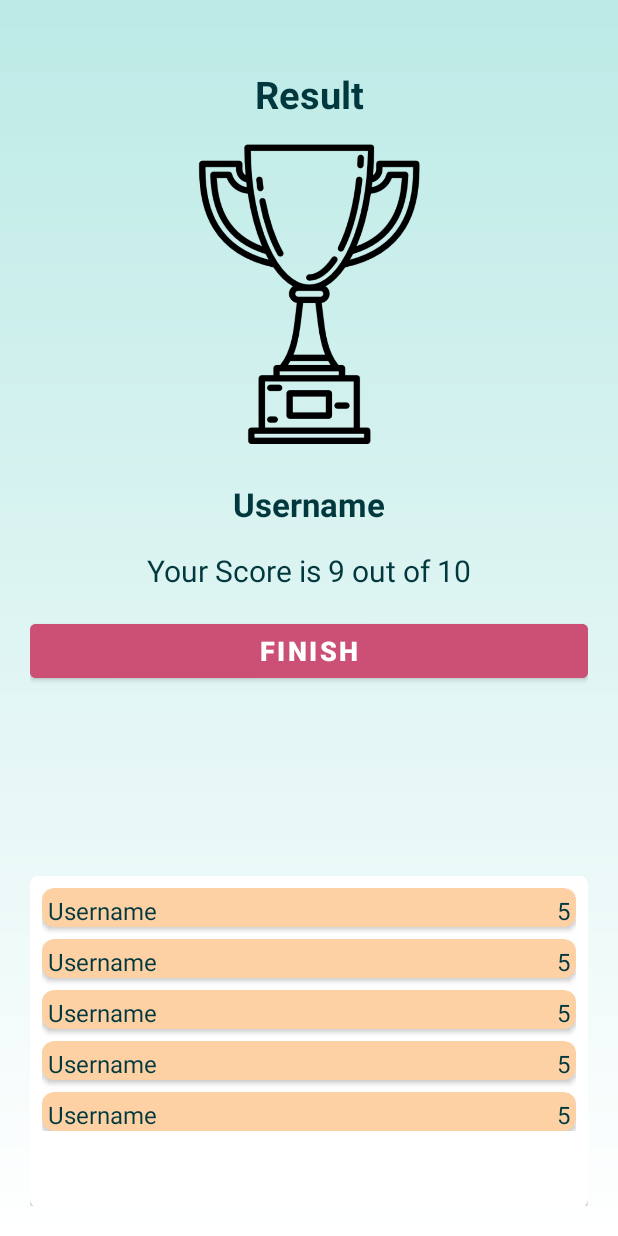
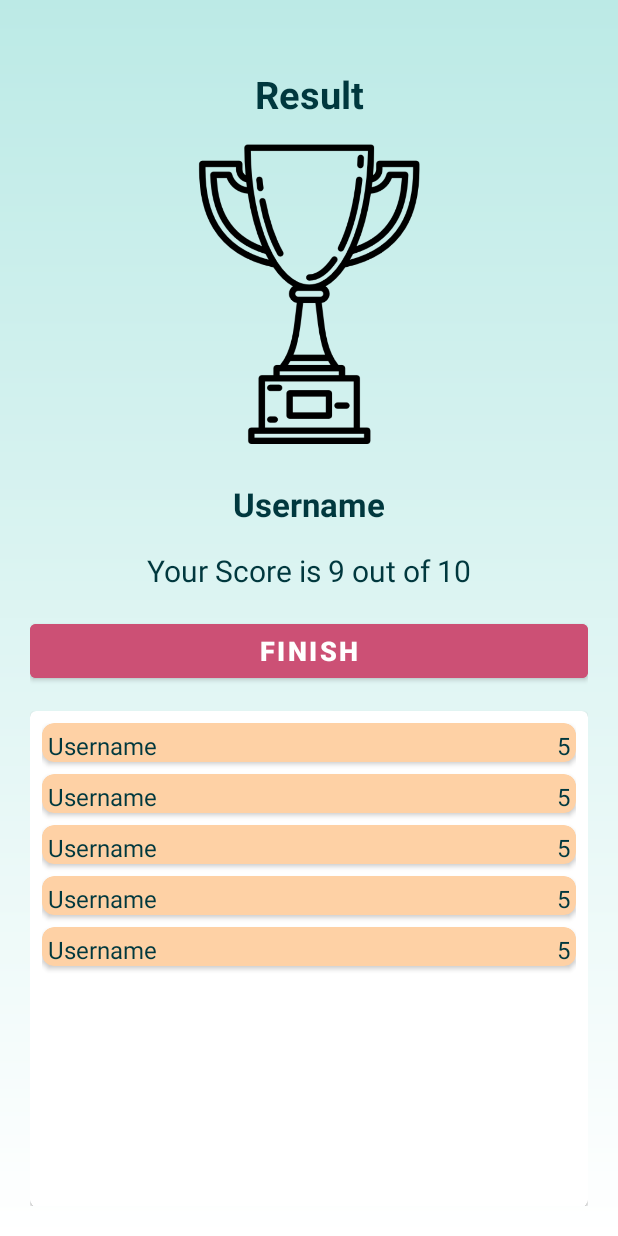
Before and after one commit to Vlada955/Quiz-App, an Android app: the layout activity_result.xml on its own in the app's theme, with its tools: preview values and no code run, on a phone screen of 412 x 824 dp. Run offline under Robolectric (Android 15) with nearby library versions, the phone set to English and light mode, and no system bars.

Commit message:
Added Score keeping system.

```diff
--- a/app/build.gradle
+++ b/app/build.gradle
@@ -44,4 +44,6 @@ dependencies {
     testImplementation 'junit:junit:4.13.2'
     androidTestImplementation 'androidx.test.ext:junit:1.1.4'
     androidTestImplementation 'androidx.test.espresso:espresso-core:3.5.0'
+    implementation 'com.google.code.gson:gson:2.8.8'
+
 }
--- a/app/src/main/res/layout/activity_result.xml
+++ b/app/src/main/res/layout/activity_result.xml
@@ -8,13 +8,11 @@
     android:orientation="vertical"
     android:gravity="center_horizontal"
     android:padding="20dp"
-    tools:context=".ResultActivity"
-    android:weightSum="3">
+    tools:context=".ResultActivity">
 
     <androidx.constraintlayout.widget.ConstraintLayout
         android:layout_width="match_parent"
-        android:layout_height="wrap_content"
-        android:layout_weight="1">
+        android:layout_height="match_parent">
 
         <TextView
             android:id="@+id/text_view_result"
@@ -75,28 +73,25 @@
             android:textColor="@color/white"
             android:textSize="18sp"
             android:textStyle="bold"
-            app:layout_constraintTop_toBottomOf="@id/text_view_score"
+            app:layout_constraintEnd_toEndOf="parent"
             app:layout_constraintStart_toStartOf="parent"
-            app:layout_constraintEnd_toEndOf="parent"/>
-
-    </androidx.constraintlayout.widget.ConstraintLayout>
-
-
+            app:layout_constraintTop_toBottomOf="@id/text_view_score" />
 
     <com.google.android.material.card.MaterialCardView
+        android:id="@+id/material_card_view_scores"
         android:layout_width="match_parent"
         android:layout_height="0dp"
         android:layout_marginTop="16dp"
-        android:layout_weight="2">
-
-        <ScrollView
-            android:layout_width="match_parent"
-            android:layout_height="wrap_content">
+        android:layout_weight="2"
+        app:layout_constraintTop_toBottomOf="@id/button_finish"
+        app:layout_constraintBottom_toBottomOf="parent"
+        app:layout_constraintStart_toStartOf="parent"
+        app:layout_constraintEnd_toEndOf="parent">
 
             <androidx.constraintlayout.widget.ConstraintLayout
                 android:id="@+id/constraint_layout_first_score"
                 android:layout_width="match_parent"
-                android:layout_height="wrap_content"
+                android:layout_height="match_parent"
                 android:orientation="horizontal"
                 android:padding="8dp">
 
@@ -308,6 +303,6 @@
                     </androidx.constraintlayout.widget.ConstraintLayout>
                 </androidx.cardview.widget.CardView>
             </androidx.constraintlayout.widget.ConstraintLayout>
-        </ScrollView>
     </com.google.android.material.card.MaterialCardView>
+    </androidx.constraintlayout.widget.ConstraintLayout>
 </LinearLayout>
```
Also changed, not shown: app/src/main/java/com/vladimir/quizapp/ResultActivity.kt (+61 -14 lines).
